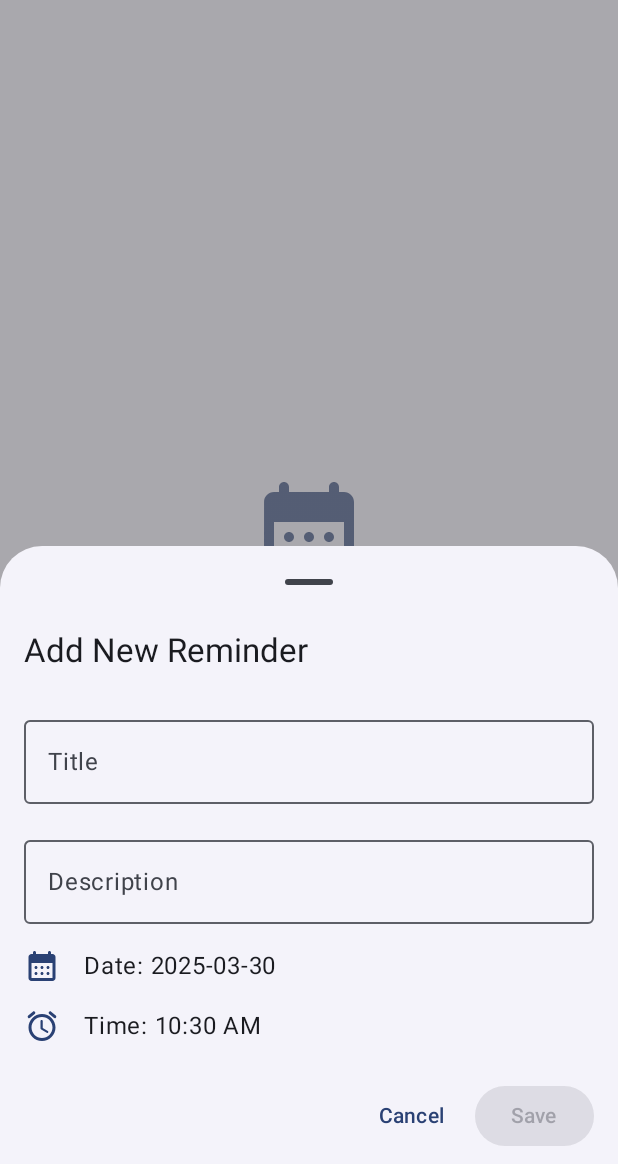
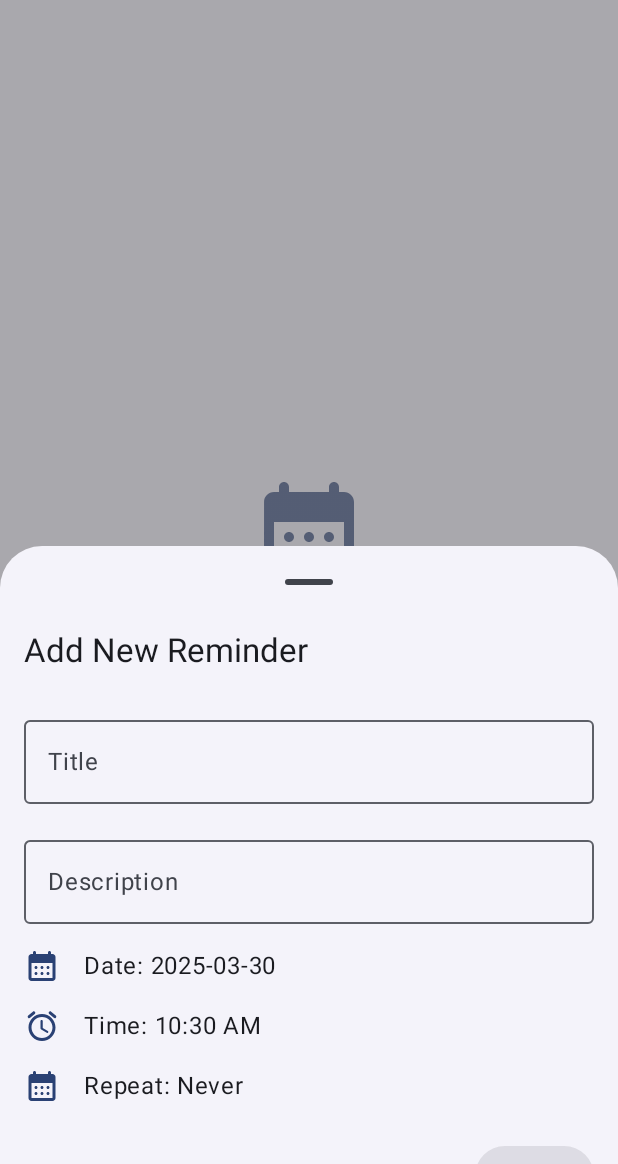
Before and after one commit to VishnuSanal/RemindMe, an Android app built with Jetpack Compose: the screen it shows after launch (MainActivity), after a tap on "Add New Reminder", on a phone screen of 412 x 824 dp, the part 72-1236 px from its top. Run offline under Robolectric (Android 15) with nearby library versions, the phone set to English and light mode, and no system bars; our stand-ins replace Dagger/Hilt's generated code, Room's generated code; 4 statements that could not run were skipped.

Commit message:
add RecurrencePattern & update room schema #6

```diff
--- a/app/src/main/java/com/vishnu/remindme/db/ReminderDatabase.kt
+++ b/app/src/main/java/com/vishnu/remindme/db/ReminderDatabase.kt
@@ -2,9 +2,22 @@ package com.vishnu.remindme.db
 
 import androidx.room.Database
 import androidx.room.RoomDatabase
+import androidx.room.TypeConverters
+import androidx.room.migration.Migration
+import androidx.sqlite.db.SupportSQLiteDatabase
+import com.vishnu.remindme.model.RecurrencePatternConverter
 import com.vishnu.remindme.model.Reminder
 
-@Database(entities = [Reminder::class], version = 1, exportSchema = false)
+@Database(entities = [Reminder::class], version = 2, exportSchema = false)
+@TypeConverters(RecurrencePatternConverter::class)
 abstract class ReminderDatabase : RoomDatabase() {
     abstract fun reminderDAO(): ReminderDAO
+
+    companion object {
+        val MIGRATION_1_2: Migration = object : Migration(1, 2) {
+            override fun migrate(db: SupportSQLiteDatabase) {
+                db.execSQL("ALTER TABLE reminder_items ADD COLUMN recurrencePattern TEXT DEFAULT NULL")
+            }
+        }
+    }
 }
--- a/app/src/main/java/com/vishnu/remindme/hilt/AppModule.kt
+++ b/app/src/main/java/com/vishnu/remindme/hilt/AppModule.kt
@@ -27,7 +27,9 @@ object AppModule {
             context,
             ReminderDatabase::class.java,
             "reminder_items"
-        ).build()
+        )
+            .addMigrations(ReminderDatabase.MIGRATION_1_2)
+            .build()
     }
 
     @Provides
--- a/app/src/main/java/com/vishnu/remindme/model/Reminder.kt
+++ b/app/src/main/java/com/vishnu/remindme/model/Reminder.kt
@@ -13,4 +13,5 @@ data class Reminder(
     val title: String,
     val description: String?,
     val dueDate: Long,
+    val recurrencePattern: RecurrencePattern? = null
 ) : Parcelable
--- a/app/src/main/java/com/vishnu/remindme/ui/ReminderScreen.kt
+++ b/app/src/main/java/com/vishnu/remindme/ui/ReminderScreen.kt
@@ -11,6 +11,7 @@ import androidx.compose.foundation.layout.fillMaxWidth
 import androidx.compose.foundation.layout.height
 import androidx.compose.foundation.layout.padding
 import androidx.compose.foundation.layout.size
+import androidx.compose.foundation.layout.width
 import androidx.compose.foundation.lazy.LazyColumn
 import androidx.compose.foundation.lazy.items
 import androidx.compose.foundation.rememberScrollState
@@ -30,6 +31,8 @@ import androidx.compose.material3.CenterAlignedTopAppBar
 import androidx.compose.material3.DatePicker
 import androidx.compose.material3.DatePickerDialog
 import androidx.compose.material3.Divider
+import androidx.compose.material3.DropdownMenu
+import androidx.compose.material3.DropdownMenuItem
 import androidx.compose.material3.ExperimentalMaterial3Api
 import androidx.compose.material3.FloatingActionButton
 import androidx.compose.material3.Icon
@@ -69,6 +72,7 @@ import androidx.compose.ui.unit.dp
 import androidx.hilt.navigation.compose.hiltViewModel
 import com.vishnu.emotiontracker.ui.MainViewModel
 import com.vishnu.remindme.R
+import com.vishnu.remindme.model.RecurrencePattern
 import com.vishnu.remindme.model.Reminder
 import com.vishnu.remindme.utils.Utils
 import java.time.Instant
@@ -176,7 +180,7 @@ fun HomeScreen(
             bottomSheetState = bottomSheetState,
             reminder = dialogReminderItem,
             onDismiss = { showBottomSheet = false },
-            onSetAlarm = { title, description, dueDate ->
+            onSetAlarm = { title, description, dueDate, recurrencePattern ->
                 val reminder = Reminder(
                     title = title,
                     description = description,
@@ -240,7 +244,7 @@ fun EmptyRemindersView(modifier: Modifier = Modifier) {
 fun ReminderBottomSheet(
     bottomSheetState: SheetState,
     onDismiss: () -> Unit,
-    onSetAlarm: (String, String?, Long) -> Unit,
+    onSetAlarm: (String, String?, Long, RecurrencePattern?) -> Unit,
     reminder: Reminder?,
 ) {
     var title by remember { mutableStateOf("") }
@@ -249,6 +253,10 @@ fun ReminderBottomSheet(
     var dueDateTime by remember { mutableStateOf(LocalDateTime.now()) }
     var showDatePicker by remember { mutableStateOf(false) }
     var showTimePicker by remember { mutableStateOf(false) }
+
+    // Add recurrence pattern state
+    var recurrencePattern by remember { mutableStateOf<RecurrencePattern?>(null) }
+    var showRecurrenceMenu by remember { mutableStateOf(false) }
 
     val datePickerState = rememberDatePickerState(
         initialSelectedDateMillis = dueDateTime.toInstant(ZoneOffset.UTC).toEpochMilli(),
@@ -269,6 +277,7 @@ fun ReminderBottomSheet(
         if (reminder != null) {
             title = reminder.title
             description = reminder.description
+            recurrencePattern = reminder.recurrencePattern
 
             dueDateTime = LocalDateTime.ofInstant(
                 Instant.ofEpochMilli(reminder.dueDate),
@@ -353,6 +362,44 @@ fun ReminderBottomSheet(
                 )
             }
 
+            // Recurrence pattern row
+            Box(modifier = Modifier.fillMaxWidth()) {
+                Row(
+                    modifier = Modifier
+                        .fillMaxWidth()
+                        .clickable { showRecurrenceMenu = true },
+                    verticalAlignment = Alignment.CenterVertically
+                ) {
+                    Icon(
+                        painter = painterResource(R.drawable.ic_calendar),
+                        contentDescription = "Set Recurrence",
+                        tint = MaterialTheme.colorScheme.primary,
+                        modifier = Modifier.padding(end = 16.dp)
+                    )
+                    Text(
+                        text = "Repeat: ${recurrencePattern?.displayName ?: "Never"}",
+                        style = MaterialTheme.typography.bodyLarge
+                    )
+                }
+
+                DropdownMenu(
+                    expanded = showRecurrenceMenu,
+                    onDismissRequest = { showRecurrenceMenu = false },
+                    modifier = Modifier.width(240.dp)
+                ) {
+                    RecurrencePattern.entries.forEach { pattern ->
+                        DropdownMenuItem(
+                            text = { Text(pattern.displayName) },
+                            onClick = {
+                                recurrencePattern =
+                                    if (pattern == RecurrencePattern.NONE) null else pattern
+                                showRecurrenceMenu = false
+                            }
+                        )
+                    }
+                }
+            }
+
             Row(
                 modifier = Modifier
                     .fillMaxWidth()
@@ -374,7 +421,8 @@ fun ReminderBottomSheet(
                             dueDateTime
                                 .atZone(ZoneId.systemDefault())
                                 .toInstant()
-                                .toEpochMilli()
+                                .toEpochMilli(),
+                            recurrencePattern
                         )
                     },
                     enabled = validInput
```
Also changed, not shown: app/src/main/java/com/vishnu/remindme/model/RecurrencePattern.kt (added, +12 -0 lines), app/src/main/java/com/vishnu/remindme/model/RecurrencePatternConverter.kt (added, +15 -0 lines).
